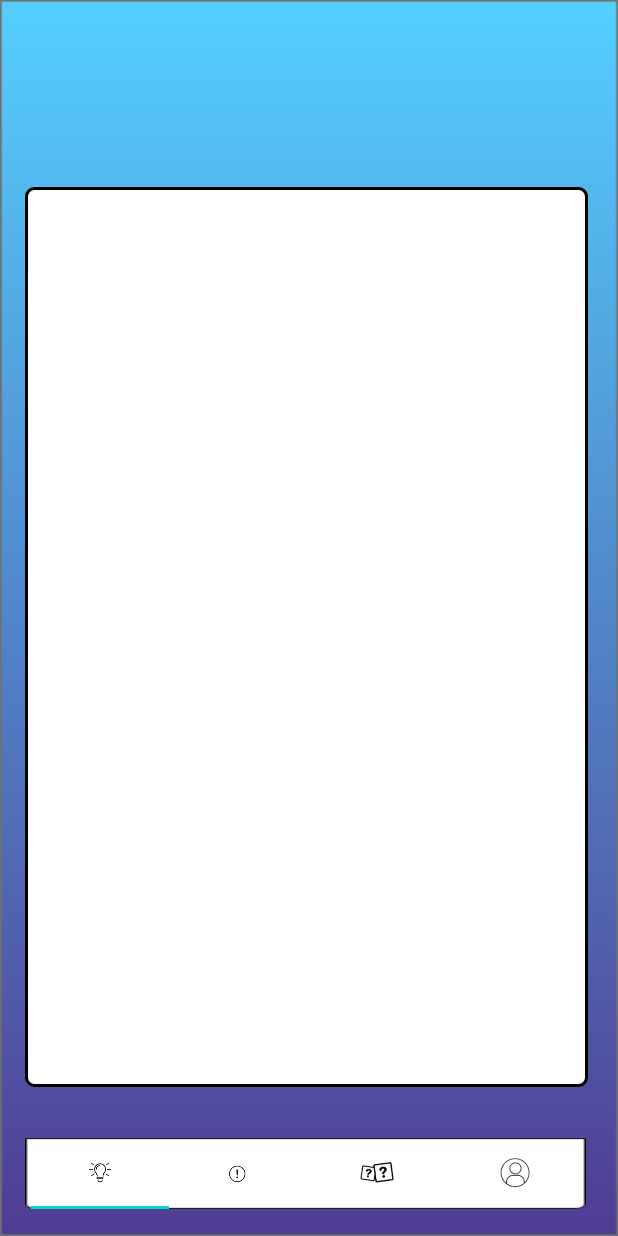
After one commit to Spexon/Crisis_app, an Android app: the MainWindow screen opened directly, with no data from a screen before it, on a phone screen of 412 x 824 dp. The commit adds this screen. Run offline under Robolectric (Android 15) with nearby library versions, the phone set to English and light mode, and no system bars.

Commit message:
Added login connectivity, added tabs for mainWindow

```diff
--- a/app/build.gradle
+++ b/app/build.gradle
@@ -26,6 +26,7 @@ dependencies {
     implementation fileTree(dir: "libs", include: ["*.jar"])
     implementation 'androidx.appcompat:appcompat:1.1.0'
     implementation 'androidx.constraintlayout:constraintlayout:1.1.3'
+    implementation 'com.google.android.material:material:1.2.1'
     testImplementation 'junit:junit:4.12'
     androidTestImplementation 'androidx.test.ext:junit:1.1.1'
     androidTestImplementation 'androidx.test.espresso:espresso-core:3.2.0'
--- a/app/src/main/AndroidManifest.xml
+++ b/app/src/main/AndroidManifest.xml
@@ -9,7 +9,7 @@
         android:roundIcon="@mipmap/ic_launcher_round"
         android:supportsRtl="true"
         android:theme="@style/AppTheme">
-        <activity android:name=".MainActivity">
+        <activity android:name=".WelcomeWindow">
             <intent-filter>
                 <action android:name="android.intent.action.MAIN" />
 
@@ -23,12 +23,14 @@
 
     <activity android:name="NewScreen"
         android:label = "Second Activity"
-        android:parentActivityName=".MainActivity">
+        android:parentActivityName=".WelcomeWindow">
         <meta-data
             android:name="android.support.PARENT_ACTIVITY"
             android:value=
-                "com.example.crisis_app.MainActivity" />
+                "com.example.crisis_app.WelcomeWindow" />
     </activity>
+
+        <activity android:name=".MainWindow" />
 
     </application>
 
--- /dev/null
+++ b/app/src/main/java/com/example/crisis_app/MainWindow.java
@@ -0,0 +1,30 @@
+package com.example.crisis_app;
+
+import android.content.Intent;
+import android.os.Bundle;
+import android.view.View;
+
+import androidx.appcompat.app.AppCompatActivity;
+
+import com.google.android.material.tabs.TabItem;
+
+public class MainWindow extends AppCompatActivity {
+
+
+    protected void onCreate(Bundle savedInstanceState) {
+
+        super.onCreate(savedInstanceState);
+        setContentView(R.layout.main_window);
+        TabItem tipsTab = findViewById(R.id.tab_tips);
+        TabItem alertTab = findViewById(R.id.tab_alert);
+        TabItem quizTab = findViewById(R.id.tab_quiz);
+        TabItem profileTab = findViewById(R.id.tab_profile);
+
+    }
+
+    public void onClick(View v) {
+        Intent myIntent = new Intent(v.getContext(), Signup.class);
+        startActivityForResult(myIntent, 0);
+    }
+
+}
--- a/app/src/main/java/com/example/crisis_app/NewScreen.java
+++ b/app/src/main/java/com/example/crisis_app/NewScreen.java
@@ -2,6 +2,7 @@ package com.example.crisis_app;
 
 import androidx.appcompat.app.AppCompatActivity;
 
+import android.content.Intent;
 import android.os.Bundle;
 import android.util.Log;
 import android.view.View;
@@ -11,6 +12,8 @@ import android.widget.TextView;
 
 public class NewScreen extends AppCompatActivity {
 
+     String fakeUserEmail1 = "hackathon@yahoo.com";
+     String fakeUserPassword1 = "ShellHacks2020";
      Button Button ;
      EditText Email ;
      EditText Password ;
@@ -28,7 +31,17 @@ public class NewScreen extends AppCompatActivity {
             public void onClick(View v) {
                 Log.d("EditText", Email.getText().toString()) ;
                 Log.d("EditText", Password.getText().toString()) ;
+
+                if ((Email.getText().toString().equalsIgnoreCase(fakeUserEmail1)) && (Password.getText().toString().equals(fakeUserPassword1))) {
+                    System.out.println("Access Granted!");
+                    Intent myIntent = new Intent(v.getContext(), MainWindow.class);
+                    startActivityForResult(myIntent, 0);
+                }
             }
         });
+
+
+
+
     }
 }
--- a/app/src/main/java/com/example/crisis_app/Signup.java
+++ b/app/src/main/java/com/example/crisis_app/Signup.java
@@ -30,8 +30,6 @@ public class Signup extends AppCompatActivity {
         // Apply the adapter to the spinner
         spinner.setAdapter(adapter);
 
-
-
     }
 
     public AdapterView.OnItemSelectedListener OnCatSpinnerCL = new AdapterView.OnItemSelectedListener() {
--- a/app/src/main/java/com/example/crisis_app/MainActivity.java
+++ b/app/src/main/java/com/example/crisis_app/WelcomeWindow.java
@@ -1,16 +1,17 @@
 package com.example.crisis_app;
 
 import androidx.appcompat.app.AppCompatActivity;
+
 import android.content.Intent;
 import android.os.Bundle;
 import android.util.Log;
 import android.view.View;
 import android.widget.Button;
 
-public class MainActivity extends AppCompatActivity {
+public class WelcomeWindow extends AppCompatActivity {
 
 
-    String LOG_TAG = MainActivity.class.getSimpleName() ;
+    String LOG_TAG = WelcomeWindow.class.getSimpleName() ;
 
     @Override
     protected void onCreate(Bundle savedInstanceState) {
--- /dev/null
+++ b/app/src/main/res/drawable/tips_rectangle.xml
@@ -0,0 +1,12 @@
+<?xml version="1.0" encoding="utf-8"?>
+
+<shape xmlns:android="http://schemas.android.com/apk/res/android"
+    android:id="@+id/listview_background_shape">
+    <stroke android:width="2dp" android:color="@android:color/black" />
+    <padding android:left="2dp"
+        android:top="2dp"
+        android:right="2dp"
+        android:bottom="2dp" />
+    <corners android:radius="5dp" />
+    <solid android:color="#FFFFFF" />
+</shape>
--- a/app/src/main/res/layout/activity_main.xml
+++ b/app/src/main/res/layout/activity_main.xml
@@ -5,7 +5,7 @@
     android:layout_width="match_parent"
     android:layout_height="match_parent"
     android:background="@drawable/background"
-    tools:context=".MainActivity">
+    tools:context=".WelcomeWindow">
 
 
     <ImageView
--- /dev/null
+++ b/app/src/main/res/layout/main_window.xml
@@ -0,0 +1,88 @@
+<?xml version="1.0" encoding="utf-8"?>
+<androidx.constraintlayout.widget.ConstraintLayout xmlns:android="http://schemas.android.com/apk/res/android"
+    xmlns:app="http://schemas.android.com/apk/res-auto"
+    android:layout_width="match_parent"
+    android:layout_height="match_parent"
+    xmlns:tools="http://schemas.android.com/tools"
+    android:background="@drawable/background">
+
+    <View
+        android:id="@+id/myRectangleView"
+        android:layout_width="375dp"
+        android:layout_height="600dp"
+        android:layout_marginStart="16dp"
+        android:layout_marginLeft="16dp"
+        android:layout_marginTop="42dp"
+        android:layout_marginEnd="20dp"
+        android:layout_marginRight="20dp"
+        android:layout_marginBottom="17dp"
+        android:background="@drawable/tips_rectangle"
+        app:layout_constraintBottom_toBottomOf="parent"
+        app:layout_constraintEnd_toEndOf="parent"
+        app:layout_constraintStart_toStartOf="parent"
+        app:layout_constraintTop_toTopOf="parent" />
+
+    <androidx.appcompat.widget.Toolbar
+        android:layout_width="374dp"
+        android:layout_height="47dp"
+        android:layout_marginStart="16dp"
+        android:layout_marginLeft="16dp"
+        android:layout_marginTop="20dp"
+        android:layout_marginEnd="21dp"
+        android:layout_marginRight="21dp"
+        android:layout_marginBottom="18dp"
+        android:background="@drawable/tab_pane"
+        app:layout_constraintBottom_toBottomOf="parent"
+        app:layout_constraintEnd_toEndOf="parent"
+        app:layout_constraintHorizontal_bias="1.0"
+        app:layout_constraintStart_toStartOf="parent"
+        app:layout_constraintTop_toBottomOf="@+id/myRectangleView"
+        app:layout_constraintVertical_bias="1.0" />
+
+    <com.google.android.material.tabs.TabLayout
+
+        android:layout_width="370dp"
+        android:layout_height="47dp"
+        android:layout_marginStart="14dp"
+        android:layout_marginLeft="14dp"
+        android:layout_marginTop="18dp"
+        android:layout_marginEnd="21dp"
+        android:layout_marginRight="21dp"
+        android:layout_marginBottom="18dp"
+        app:layout_constraintBottom_toBottomOf="parent"
+        app:layout_constraintEnd_toEndOf="parent"
+        app:layout_constraintHorizontal_bias="1.0"
+        app:layout_constraintStart_toStartOf="parent"
+        app:layout_constraintTop_toBottomOf="@+id/myRectangleView"
+        app:layout_constraintVertical_bias="1.0">
+
+        <com.google.android.material.tabs.TabItem
+            android:id="@+id/tab_tips"
+            android:layout_width="wrap_content"
+            android:layout_height="wrap_content"
+            android:icon="@drawable/tips_symbol" />
+
+        <com.google.android.material.tabs.TabItem
+            android:id="@+id/tab_alert"
+            android:layout_width="wrap_content"
+            android:layout_height="wrap_content"
+            android:icon="@drawable/alert_symbol" />
+
+
+        <com.google.android.material.tabs.TabItem
+            android:id="@+id/tab_quiz"
+            android:layout_width="wrap_content"
+            android:layout_height="wrap_content"
+            android:icon="@drawable/quiz_symbol" />
+
+        <com.google.android.material.tabs.TabItem
+            android:id="@+id/tab_profile"
+            android:layout_width="wrap_content"
+            android:layout_height="wrap_content"
+            android:icon="@drawable/profile_symbol" />
+
+
+    </com.google.android.material.tabs.TabLayout>
+
+
+</androidx.constraintlayout.widget.ConstraintLayout>
--- a/app/src/main/res/layout/signup.xml
+++ b/app/src/main/res/layout/signup.xml
@@ -1,4 +1,8 @@
 <?xml version="1.0" encoding="utf-8"?>
+
+<ScrollView android:layout_height="match_parent"
+    android:layout_width="match_parent"
+    xmlns:android="http://schemas.android.com/apk/res/android">
 <androidx.constraintlayout.widget.ConstraintLayout
 
     xmlns:android="http://schemas.android.com/apk/res/android"
@@ -137,3 +141,4 @@
         app:srcCompat="@drawable/lock_logo" />
 
 </androidx.constraintlayout.widget.ConstraintLayout>
+</ScrollView>
```
Also changed, not shown: app/src/main/res/drawable-v24/tab_pane.png (added).
